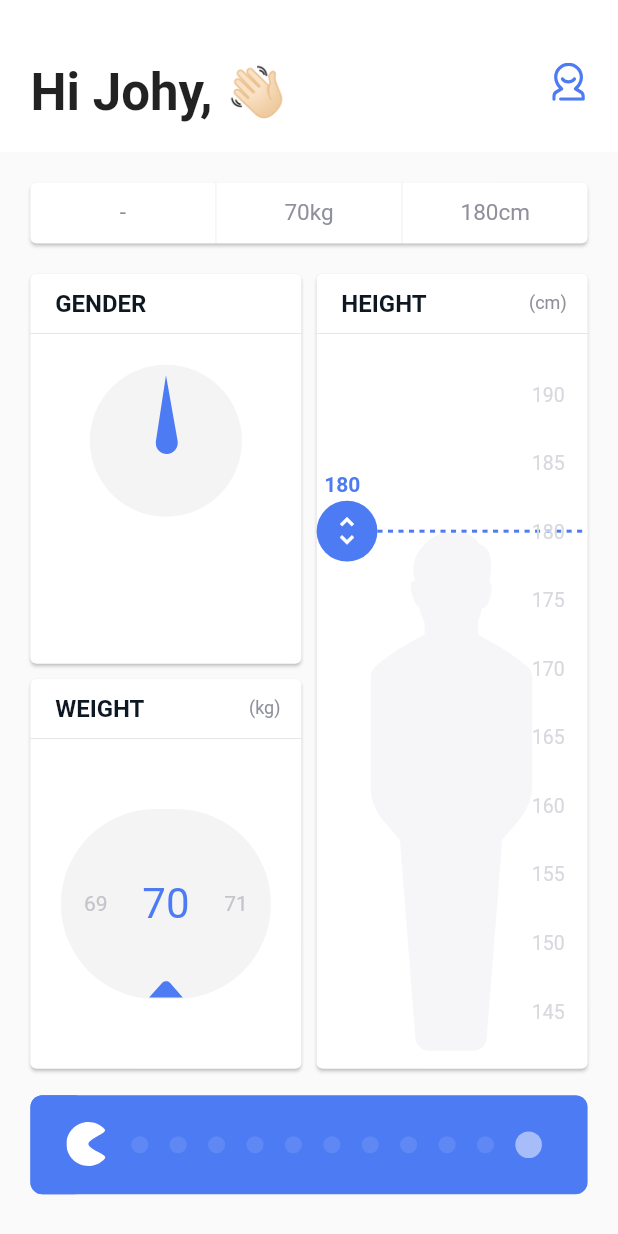
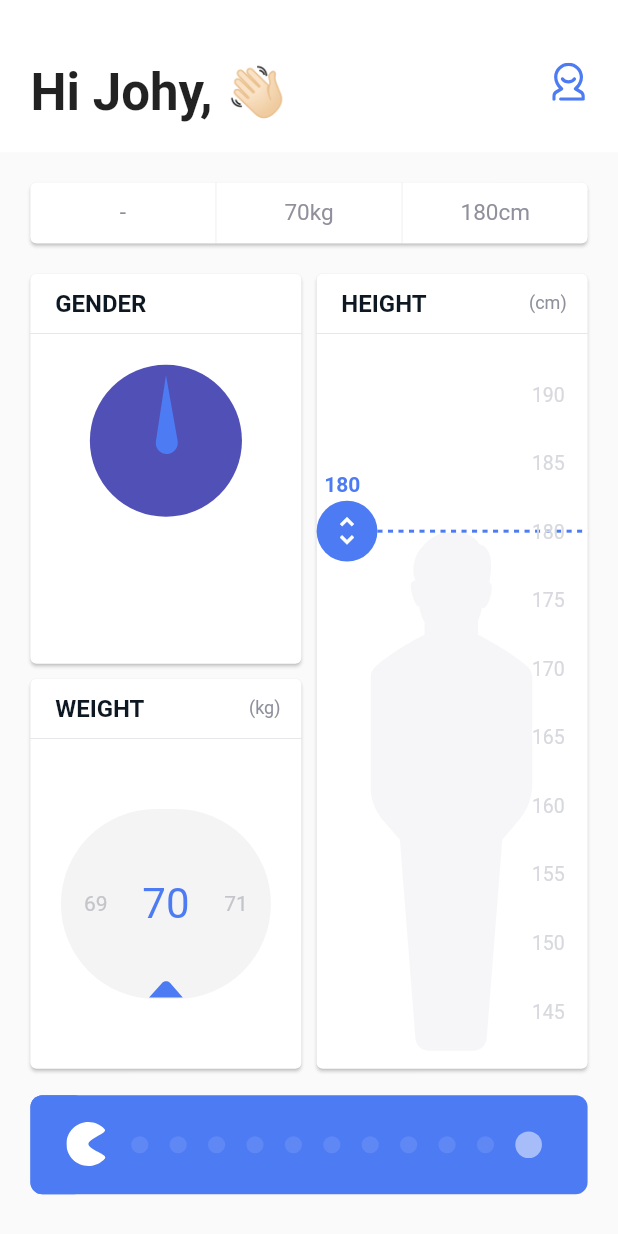
Before and after one commit to FedasaBote/BMI_Calculator, a Flutter app: the screen it shows after launch, on a phone screen of 412 x 824 dp. Run offline on Flutter 3.47's test engine with Material 2 defaults, Android fonts, the phone set to English and light mode, and no system bars; our stand-ins replace flutter_svg; Roboto replaces fonts that are missing (SF Pro Display).

```diff
--- a/lib/input_page/gender/gender_circle.dart
+++ b/lib/input_page/gender/gender_circle.dart
@@ -10,7 +10,7 @@ class GenderCirlce extends StatelessWidget {
       width: circleSize(context),
       height: circleSize(context),
       decoration: const BoxDecoration(
-          shape: BoxShape.circle, color: Color.fromRGBO(244, 244, 244, 1.0)),
+          shape: BoxShape.circle, color: Color.fromRGBO(80, 80, 183, 1)),
     );
   }
 }
```
Also changed, not shown: demo.gif (added), 1 other file.
